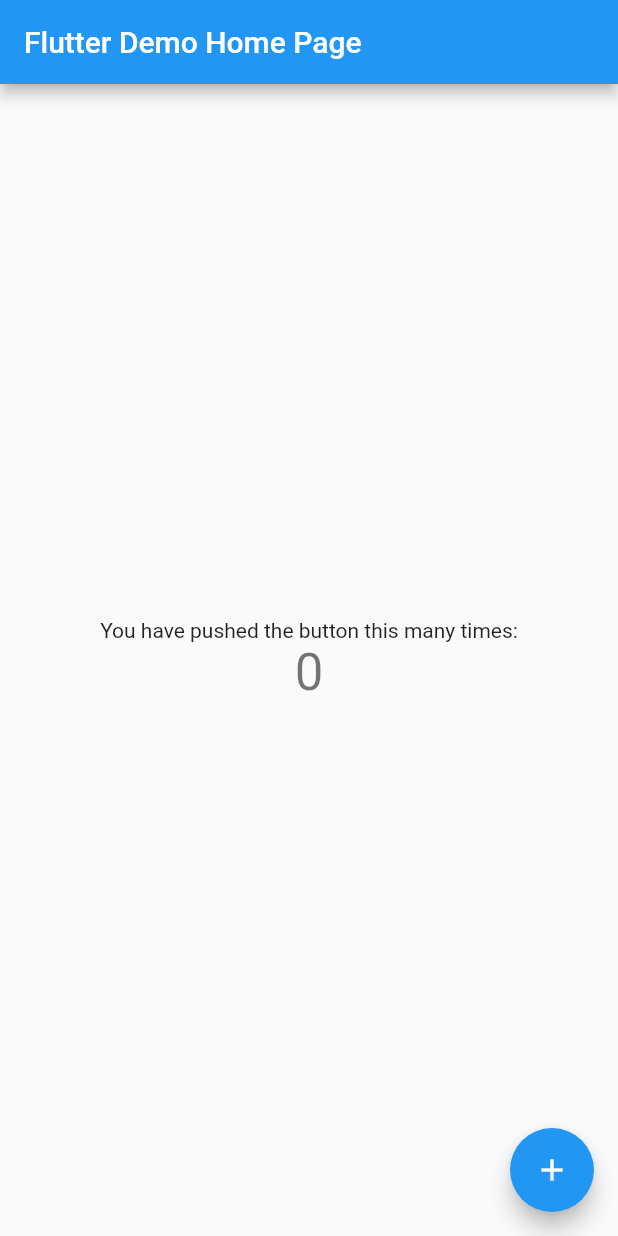
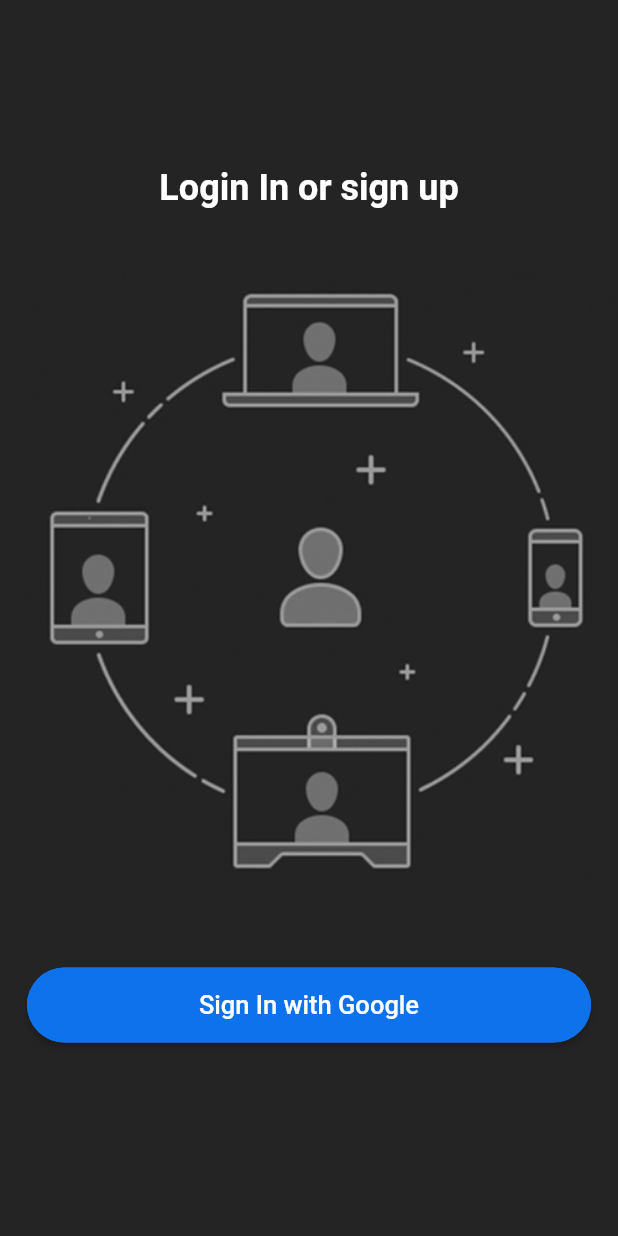
Before and after one commit to PratikJivanji/video_conferencing_app, a Flutter app: the screen it shows after launch, on a phone screen of 412 x 824 dp. Run offline on Flutter 3.47's test engine with Material 2 defaults, Android fonts, the phone set to English and light mode, and no system bars.

Commit message:
added login screen

```diff
--- a/lib/main.dart
+++ b/lib/main.dart
@@ -1,4 +1,6 @@
 import 'package:flutter/material.dart';
+import 'package:video_conferencing_app/screens/login_screen.dart';
+import 'package:video_conferencing_app/utils/colors.dart';
 
 void main() {
   runApp(const MyApp());
@@ -11,105 +13,15 @@ class MyApp extends StatelessWidget {
   @override
   Widget build(BuildContext context) {
     return MaterialApp(
-      title: 'Flutter Demo',
-      theme: ThemeData(
-        // This is the theme of your application.
-        //
-        // Try running your application with "flutter run". You'll see the
-        // application has a blue toolbar. Then, without quitting the app, try
-        // changing the primarySwatch below to Colors.green and then invoke
-        // "hot reload" (press "r" in the console where you ran "flutter run",
-        // or simply save your changes to "hot reload" in a Flutter IDE).
-        // Notice that the counter didn't reset back to zero; the application
-        // is not restarted.
-        primarySwatch: Colors.blue,
+      debugShowCheckedModeBanner: false,
+      title: 'Video Conferencing App',
+      theme: ThemeData.dark().copyWith(
+        scaffoldBackgroundColor: backgroundColor,
       ),
-      home: const MyHomePage(title: 'Flutter Demo Home Page'),
+      routes: {
+        '/login': (context) => const LoginScreen(),
+      },
+      home: const LoginScreen(),
     );
   }
 }
-
-class MyHomePage extends StatefulWidget {
-  const MyHomePage({Key? key, required this.title}) : super(key: key);
-
-  // This widget is the home page of your application. It is stateful, meaning
-  // that it has a State object (defined below) that contains fields that affect
-  // how it looks.
-
-  // This class is the configuration for the state. It holds the values (in this
-  // case the title) provided by the parent (in this case the App widget) and
-  // used by the build method of the State. Fields in a Widget subclass are
-  // always marked "final".
-
-  final String title;
-
-  @override
-  State<MyHomePage> createState() => _MyHomePageState();
-}
-
-class _MyHomePageState extends State<MyHomePage> {
-  int _counter = 0;
-
-  void _incrementCounter() {
-    setState(() {
-      // This call to setState tells the Flutter framework that something has
-      // changed in this State, which causes it to rerun the build method below
-      // so that the display can reflect the updated values. If we changed
-      // _counter without calling setState(), then the build method would not be
-      // called again, and so nothing would appear to happen.
-      _counter++;
-    });
-  }
-
-  @override
-  Widget build(BuildContext context) {
-    // This method is rerun every time setState is called, for instance as done
-    // by the _incrementCounter method above.
-    //
-    // The Flutter framework has been optimized to make rerunning build methods
-    // fast, so that you can just rebuild anything that needs updating rather
-    // than having to individually change instances of widgets.
-    return Scaffold(
-      appBar: AppBar(
-        // Here we take the value from the MyHomePage object that was created by
-        // the App.build method, and use it to set our appbar title.
-        title: Text(widget.title),
-      ),
-      body: Center(
-        // Center is a layout widget. It takes a single child and positions it
-        // in the middle of the parent.
-        child: Column(
-          // Column is also a layout widget. It takes a list of children and
-          // arranges them vertically. By default, it sizes itself to fit its
-          // children horizontally, and tries to be as tall as its parent.
-          //
-          // Invoke "debug painting" (press "p" in the console, choose the
-          // "Toggle Debug Paint" action from the Flutter Inspector in Android
-          // Studio, or the "Toggle Debug Paint" command in Visual Studio Code)
-          // to see the wireframe for each widget.
-          //
-          // Column has various properties to control how it sizes itself and
-          // how it positions its children. Here we use mainAxisAlignment to
-          // center the children vertically; the main axis here is the vertical
-          // axis because Columns are vertical (the cross axis would be
-          // horizontal).
-          mainAxisAlignment: MainAxisAlignment.center,
-          children: <Widget>[
-            const Text(
-              'You have pushed the button this many times:',
-            ),
-            Text(
-              '$_counter',
-              style: Theme.of(context).textTheme.headline4,
-            ),
-          ],
-        ),
-      ),
-      floatingActionButton: FloatingActionButton(
-        onPressed: _incrementCounter,
-        tooltip: 'Increment',
-        child: const Icon(Icons.add),
-      ), // This trailing comma makes auto-formatting nicer for build methods.
-    );
-  }
-}
--- /dev/null
+++ b/lib/screens/login_screen.dart
@@ -0,0 +1,37 @@
+import 'package:flutter/material.dart';
+import 'package:video_conferencing_app/widgets/custom_button.dart';
+
+class LoginScreen extends StatefulWidget {
+  const LoginScreen({Key? key}) : super(key: key);
+
+  @override
+  State<LoginScreen> createState() => _LoginScreenState();
+}
+
+class _LoginScreenState extends State<LoginScreen> {
+  @override
+  Widget build(BuildContext context) {
+    return Scaffold(
+      body: Column(
+        mainAxisAlignment: MainAxisAlignment.center,
+        children: [
+          const Text(
+            'Login In or sign up',
+            style: TextStyle(
+              fontSize: 24,
+              fontWeight: FontWeight.bold,
+            ),
+          ),
+          Padding(
+            padding: const EdgeInsets.symmetric(vertical: 38.0),
+            child: Image.asset('images/loginPage.jpg'),
+          ),
+          CustomButton(
+            text: 'Sign In with Google',
+            onPressed: () {},
+          ),
+        ],
+      ),
+    );
+  }
+}
--- /dev/null
+++ b/lib/utils/colors.dart
@@ -0,0 +1,6 @@
+import 'package:flutter/material.dart';
+
+const backgroundColor = Color.fromRGBO(36, 36, 36, 1);
+const buttonColor = Color.fromRGBO(14, 114, 236, 1);
+const footerColor = Color.fromRGBO(26, 26, 26, 1);
+const secondaryBackgroundColor = Color.fromRGBO(46, 46, 46, 1);
--- /dev/null
+++ b/lib/widgets/custom_button.dart
@@ -0,0 +1,39 @@
+import 'package:flutter/material.dart';
+import 'package:video_conferencing_app/utils/colors.dart';
+
+class CustomButton extends StatelessWidget {
+  final String text;
+  final VoidCallback onPressed;
+  const CustomButton({
+    Key? key,
+    required this.text,
+    required this.onPressed,
+  }) : super(key: key);
+
+  @override
+  Widget build(BuildContext context) {
+    return Padding(
+      padding: const EdgeInsets.all(18.0),
+      child: ElevatedButton(
+        onPressed: onPressed,
+        child: Text(
+          text,
+          style: const TextStyle(
+            fontSize: 17,
+          ),
+        ),
+        style: ElevatedButton.styleFrom(
+          primary: buttonColor,
+          minimumSize: const Size(
+            double.infinity,
+            50,
+          ),
+          shape: RoundedRectangleBorder(
+            borderRadius: BorderRadius.circular(30),
+            side: const BorderSide(color: buttonColor),
+          ),
+        ),
+      ),
+    );
+  }
+}
--- a/pubspec.yaml
+++ b/pubspec.yaml
@@ -58,8 +58,8 @@ flutter:
   uses-material-design: true
 
   # To add assets to your application, add an assets section, like this:
-  # assets:
-  #   - images/a_dot_burr.jpeg
+  assets:
+    - images/loginPage.jpg
   #   - images/a_dot_ham.jpeg
 
   # An image asset can refer to one or more resolution-specific "variants", see
```
Also changed, not shown: images/loginPage.jpg (added).
